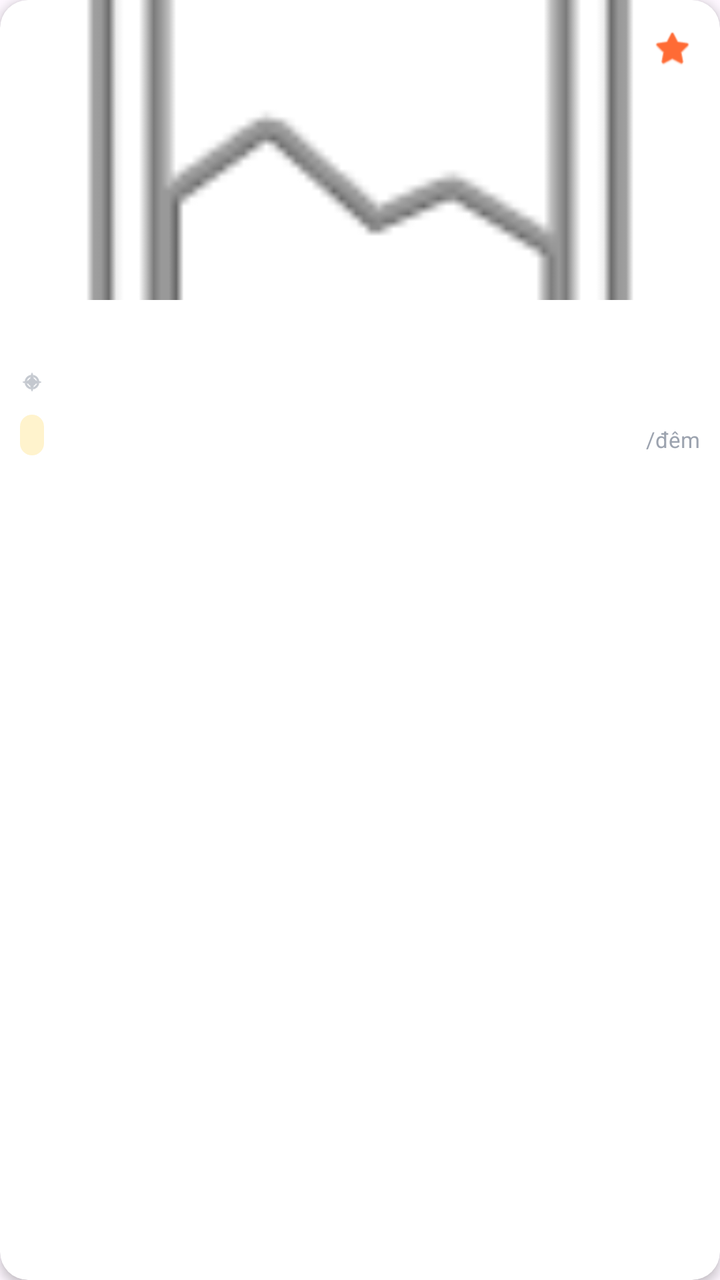
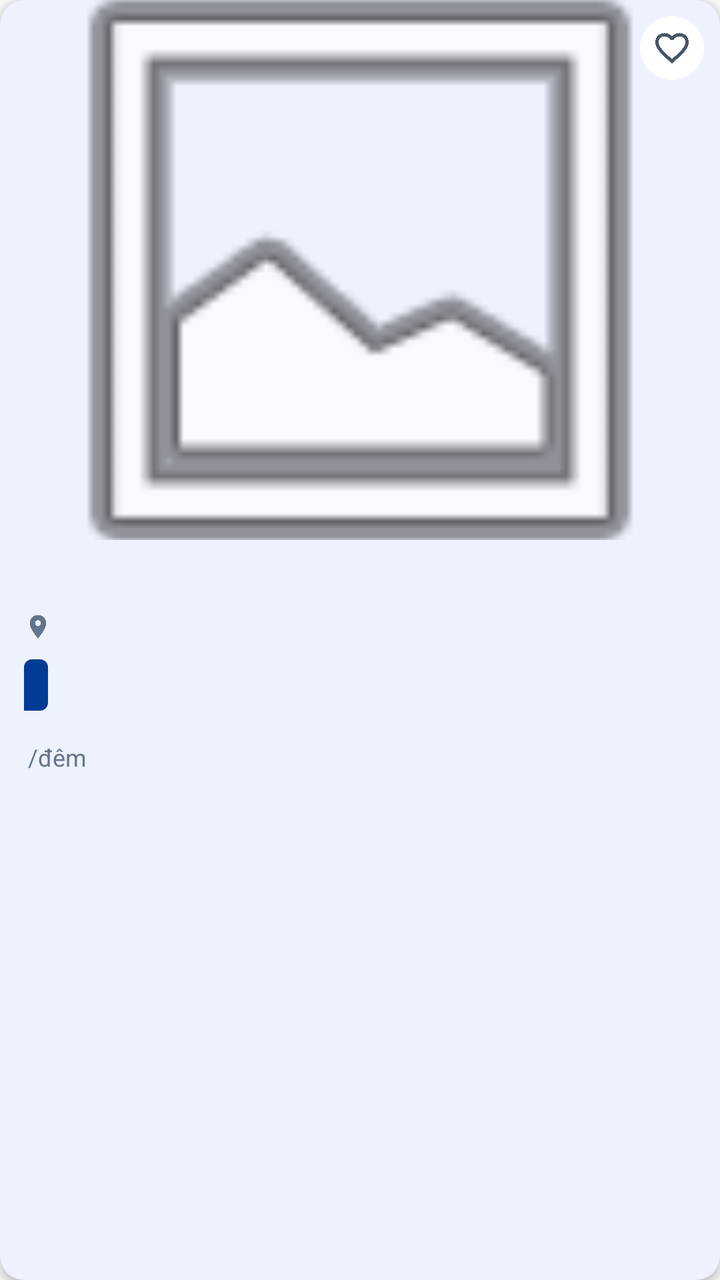

The first picture is an Android layout as it rendered before a commit; the second is the same layout after the commit. The layout source and the unified diff follow.
<!-- AndroidManifest.xml: application theme Theme.BookingApp -->
<!-- res/layout/item_homestay.xml -->
<?xml version="1.0" encoding="utf-8"?>
<androidx.cardview.widget.CardView xmlns:android="http://schemas.android.com/apk/res/android"
    xmlns:app="http://schemas.android.com/apk/res-auto"
    android:layout_width="match_parent"
    android:layout_height="wrap_content"
    android:layout_margin="6dp"
    app:cardCornerRadius="14dp"
    app:cardElevation="3dp"
    app:cardBackgroundColor="@color/white">

    <LinearLayout
        android:layout_width="match_parent"
        android:layout_height="wrap_content"
        android:orientation="vertical">

        
        <FrameLayout
            android:layout_width="match_parent"
            android:layout_height="150dp">

            <ImageView
                android:id="@+id/ivHomestay"
                android:layout_width="match_parent"
                android:layout_height="match_parent"
                android:scaleType="centerCrop"
                android:src="@android:drawable/ic_menu_gallery" />

            
            <ImageView
                android:id="@+id/ivFavorite"
                android:layout_width="32dp"
                android:layout_height="32dp"
                android:layout_gravity="top|end"
                android:layout_margin="8dp"
                android:background="@drawable/circle_white_bg"
                android:padding="6dp"
                android:src="@android:drawable/btn_star_big_off"
                android:tint="@color/accent" />
        </FrameLayout>

        
        <LinearLayout
            android:layout_width="match_parent"
            android:layout_height="wrap_content"
            android:orientation="vertical"
            android:padding="10dp">

            
            <TextView
                android:id="@+id/tvHomestayName"
                android:layout_width="match_parent"
                android:layout_height="wrap_content"
                android:ellipsize="end"
                android:maxLines="1"
                android:textColor="@color/text_primary"
                android:textSize="14sp"
                android:textStyle="bold" />

            
            <LinearLayout
                android:layout_width="match_parent"
                android:layout_height="wrap_content"
                android:layout_marginTop="4dp"
                android:gravity="center_vertical"
                android:orientation="horizontal">

                <ImageView
                    android:layout_width="12dp"
                    android:layout_height="12dp"
                    android:src="@android:drawable/ic_menu_compass"
                    android:tint="@color/text_hint" />

                <TextView
                    android:id="@+id/tvHomestayLocation"
                    android:layout_width="match_parent"
                    android:layout_height="wrap_content"
                    android:layout_marginStart="4dp"
                    android:ellipsize="end"
                    android:maxLines="1"
                    android:textColor="@color/text_secondary"
                    android:textSize="12sp" />
            </LinearLayout>

            
            <LinearLayout
                android:layout_width="match_parent"
                android:layout_height="wrap_content"
                android:layout_marginTop="8dp"
                android:gravity="center_vertical"
                android:orientation="horizontal">

                
                <TextView
                    android:id="@+id/tvRating"
                    android:layout_width="wrap_content"
                    android:layout_height="wrap_content"
                    android:background="@drawable/bg_rating"
                    android:paddingStart="6dp"
                    android:paddingTop="2dp"
                    android:paddingEnd="6dp"
                    android:paddingBottom="2dp"
                    android:textColor="@color/text_primary"
                    android:textSize="12sp"
                    android:textStyle="bold" />

                
                <LinearLayout
                    android:layout_width="0dp"
                    android:layout_height="wrap_content"
                    android:layout_weight="1"
                    android:gravity="end"
                    android:orientation="horizontal">

                    <TextView
                        android:id="@+id/tvPrice"
                        android:layout_width="wrap_content"
                        android:layout_height="wrap_content"
                        android:textColor="@color/primary"
                        android:textSize="14sp"
                        android:textStyle="bold" />

                    <TextView
                        android:layout_width="wrap_content"
                        android:layout_height="wrap_content"
                        android:layout_gravity="bottom"
                        android:text="/đêm"
                        android:textColor="@color/text_hint"
                        android:textSize="11sp" />
                </LinearLayout>
            </LinearLayout>
        </LinearLayout>
    </LinearLayout>

</androidx.cardview.widget.CardView>
<!-- resources referenced by this layout -->
<resources>
  <color name="accent">#FF6B35</color>
  <color name="primary">#1A6FE8</color>
  <color name="text_hint">#9CA3AF</color>
  <color name="text_primary">#1A1A2E</color>
  <color name="text_secondary">#6B7280</color>
  <color name="white">#FFFFFFFF</color>
  <!-- drawable bg_rating (drawable) -->
  <?xml version="1.0" encoding="utf-8"?>
  <shape xmlns:android="http://schemas.android.com/apk/res/android"
      android:shape="rectangle">
      <solid android:color="#FFF3CD" />
      <corners android:radius="6dp" />
  </shape>
  <style name="Base.Theme.BookingApp" parent="Theme.Material3.DayNight.NoActionBar">
          <item name="android:statusBarColor">@color/primary</item>
          <item name="android:windowLightStatusBar">false</item>
      </style>
  <!-- unchanged entries left out for length: 2 -->
</resources>

<!-- the commit's change to res/layout/item_homestay.xml (unified diff, before → after) -->
@@ -1,134 +1,129 @@
 <?xml version="1.0" encoding="utf-8"?>
-<androidx.cardview.widget.CardView xmlns:android="http://schemas.android.com/apk/res/android"
+<com.google.android.material.card.MaterialCardView xmlns:android="http://schemas.android.com/apk/res/android"
     xmlns:app="http://schemas.android.com/apk/res-auto"
     android:layout_width="match_parent"
     android:layout_height="wrap_content"
     android:layout_margin="6dp"
-    app:cardCornerRadius="14dp"
+    app:cardCornerRadius="12dp"
     app:cardElevation="3dp"
-    app:cardBackgroundColor="@color/white">
+    app:cardBackgroundColor="@android:color/white"
+    app:strokeWidth="0dp">
 
-    <LinearLayout
+    <androidx.constraintlayout.widget.ConstraintLayout
         android:layout_width="match_parent"
-        android:layout_height="wrap_content"
-        android:orientation="vertical">
+        android:layout_height="wrap_content">
 
         
-        <FrameLayout
-            android:layout_width="match_parent"
-            android:layout_height="150dp">
-
-            <ImageView
-                android:id="@+id/ivHomestay"
-                android:layout_width="match_parent"
-                android:layout_height="match_parent"
-                android:scaleType="centerCrop"
-                android:src="@android:drawable/ic_menu_gallery" />
-
-            
-            <ImageView
-                android:id="@+id/ivFavorite"
-                android:layout_width="32dp"
-                android:layout_height="32dp"
-                android:layout_gravity="top|end"
-                android:layout_margin="8dp"
-                android:background="@drawable/circle_white_bg"
-                android:padding="6dp"
-                android:src="@android:drawable/btn_star_big_off"
-                android:tint="@color/accent" />
-        </FrameLayout>
+        <ImageView
+            android:id="@+id/ivHomestay"
+            android:layout_width="0dp"
+            android:layout_height="0dp"
+            app:layout_constraintDimensionRatio="4:3"
+            android:scaleType="centerCrop"
+            android:src="@android:drawable/ic_menu_gallery"
+            app:layout_constraintTop_toTopOf="parent"
+            app:layout_constraintStart_toStartOf="parent"
+            app:layout_constraintEnd_toEndOf="parent" />
 
         
-        <LinearLayout
-            android:layout_width="match_parent"
+        <ImageView
+            android:id="@+id/ivFavorite"
+            android:layout_width="32dp"
+            android:layout_height="32dp"
+            android:layout_margin="8dp"
+            android:background="@drawable/circle_white_bg"
+            android:padding="6dp"
+            android:src="@drawable/ic_favorite_border"
+            app:layout_constraintTop_toTopOf="parent"
+            app:layout_constraintEnd_toEndOf="parent" />
+
+        
+        <androidx.constraintlayout.widget.ConstraintLayout
+            android:layout_width="0dp"
             android:layout_height="wrap_content"
-            android:orientation="vertical"
-            android:padding="10dp">
+            android:padding="12dp"
+            app:layout_constraintTop_toBottomOf="@id/ivHomestay"
+            app:layout_constraintStart_toStartOf="parent"
+            app:layout_constraintEnd_toEndOf="parent"
+            app:layout_constraintBottom_toBottomOf="parent">
 
             
             <TextView
                 android:id="@+id/tvHomestayName"
-                android:layout_width="match_parent"
+                android:layout_width="0dp"
                 android:layout_height="wrap_content"
                 android:ellipsize="end"
-                android:maxLines="1"
+                android:maxLines="2"
                 android:textColor="@color/text_primary"
-                android:textSize="14sp"
-                android:textStyle="bold" />
+                android:textSize="15sp"
+                android:textStyle="bold"
+                app:layout_constraintTop_toTopOf="parent"
+                app:layout_constraintStart_toStartOf="parent"
+                app:layout_constraintEnd_toEndOf="parent" />
 
             
-            <LinearLayout
-                android:layout_width="match_parent"
+            <ImageView
+                android:id="@+id/ivLocation"
+                android:layout_width="14dp"
+                android:layout_height="14dp"
+                android:layout_marginTop="4dp"
+                android:src="@drawable/ic_location_on"
+                app:tint="@color/text_secondary"
+                app:layout_constraintTop_toBottomOf="@id/tvHomestayName"
+                app:layout_constraintStart_toStartOf="parent" />
+
+            <TextView
+                android:id="@+id/tvHomestayLocation"
+                android:layout_width="0dp"
                 android:layout_height="wrap_content"
-                android:layout_marginTop="4dp"
-                android:gravity="center_vertical"
-                android:orientation="horizontal">
-
-                <ImageView
-                    android:layout_width="12dp"
-                    android:layout_height="12dp"
-                    android:src="@android:drawable/ic_menu_compass"
-                    android:tint="@color/text_hint" />
-
-                <TextView
-                    android:id="@+id/tvHomestayLocation"
-                    android:layout_width="match_parent"
-                    android:layout_height="wrap_content"
-                    android:layout_marginStart="4dp"
-                    android:ellipsize="end"
-                    android:maxLines="1"
-                    android:textColor="@color/text_secondary"
-                    android:textSize="12sp" />
-            </LinearLayout>
+                android:layout_marginStart="4dp"
+                android:ellipsize="end"
+                android:maxLines="1"
+                android:textColor="@color/text_secondary"
+                android:textSize="12sp"
+                app:layout_constraintTop_toTopOf="@id/ivLocation"
+                app:layout_constraintBottom_toBottomOf="@id/ivLocation"
+                app:layout_constraintStart_toEndOf="@id/ivLocation"
+                app:layout_constraintEnd_toEndOf="parent" />
 
             
-            <LinearLayout
-                android:layout_width="match_parent"
+            <TextView
+                android:id="@+id/tvRating"
+                android:layout_width="wrap_content"
                 android:layout_height="wrap_content"
                 android:layout_marginTop="8dp"
-                android:gravity="center_vertical"
-                android:orientation="horizontal">
+                android:background="@drawable/bg_rating_blue"
+                android:paddingHorizontal="6dp"
+                android:paddingVertical="4dp"
+                android:textColor="@android:color/white"
+                android:textSize="13sp"
+                android:textStyle="bold"
+                app:layout_constraintTop_toBottomOf="@id/tvHomestayLocation"
+                app:layout_constraintStart_toStartOf="parent" />
 
-                
-                <TextView
-                    android:id="@+id/tvRating"
-                    android:layout_width="wrap_content"
-                    android:layout_height="wrap_content"
-                    android:background="@drawable/bg_rating"
-                    android:paddingStart="6dp"
-                    android:paddingTop="2dp"
-                    android:paddingEnd="6dp"
-                    android:paddingBottom="2dp"
-                    android:textColor="@color/text_primary"
-                    android:textSize="12sp"
-                    android:textStyle="bold" />
+            
+            <TextView
+                android:id="@+id/tvPrice"
+                android:layout_width="wrap_content"
+                android:layout_height="wrap_content"
+                android:layout_marginTop="12dp"
+                android:textColor="@color/text_primary"
+                android:textSize="15sp"
+                android:textStyle="bold"
+                app:layout_constraintTop_toBottomOf="@id/tvRating"
+                app:layout_constraintStart_toStartOf="parent" />
 
-                
-                <LinearLayout
-                    android:layout_width="0dp"
-                    android:layout_height="wrap_content"
-                    android:layout_weight="1"
-                    android:gravity="end"
-                    android:orientation="horizontal">
+            <TextView
+                android:layout_width="wrap_content"
+                android:layout_height="wrap_content"
+                android:layout_marginStart="2dp"
+                android:text="/đêm"
+                android:textColor="@color/text_secondary"
+                android:textSize="12sp"
+                app:layout_constraintBaseline_toBaselineOf="@id/tvPrice"
+                app:layout_constraintStart_toEndOf="@id/tvPrice" />
 
-                    <TextView
-                        android:id="@+id/tvPrice"
-                        android:layout_width="wrap_content"
-                        android:layout_height="wrap_content"
-                        android:textColor="@color/primary"
-                        android:textSize="14sp"
-                        android:textStyle="bold" />
+        </androidx.constraintlayout.widget.ConstraintLayout>
+    </androidx.constraintlayout.widget.ConstraintLayout>
 
-                    <TextView
-                        android:layout_width="wrap_content"
-                        android:layout_height="wrap_content"
-                        android:layout_gravity="bottom"
-                        android:text="/đêm"
-                        android:textColor="@color/text_hint"
-                        android:textSize="11sp" />
-                </LinearLayout>
-            </LinearLayout>
-        </LinearLayout>
-    </LinearLayout>
-
-</androidx.cardview.widget.CardView>
+</com.google.android.material.card.MaterialCardView>
<!-- resource entries referenced after the edit -->
@@ -1,22 +1,84 @@
 <!-- resources referenced by this layout -->
 <resources>
-  <color name="accent">#FF6B35</color>
-  <color name="primary">#1A6FE8</color>
-  <color name="text_hint">#9CA3AF</color>
-  <color name="text_primary">#1A1A2E</color>
-  <color name="text_secondary">#6B7280</color>
-  <color name="white">#FFFFFFFF</color>
-  <!-- drawable bg_rating (drawable) -->
+  <color name="text_primary">#0F172A</color>
+  <color name="text_secondary">#64748B</color>
+  <!-- drawable bg_rating_blue (drawable) -->
   <?xml version="1.0" encoding="utf-8"?>
   <shape xmlns:android="http://schemas.android.com/apk/res/android"
       android:shape="rectangle">
-      <solid android:color="#FFF3CD" />
-      <corners android:radius="6dp" />
+      <solid android:color="#003B95" /> 
+      <corners
+          android:topLeftRadius="4dp"
+          android:topRightRadius="4dp"
+          android:bottomRightRadius="4dp"
+          android:bottomLeftRadius="0dp" />
   </shape>
+  <!-- drawable ic_favorite_border (drawable) -->
+  <vector xmlns:android="http://schemas.android.com/apk/res/android"
+      android:width="24dp"
+      android:height="24dp"
+      android:viewportWidth="24"
+      android:viewportHeight="24">
+    <path
+        android:fillColor="#475569"
+        android:pathData="M16.5,3c-1.74,0 -3.41,0.81 -4.5,2.09C10.91,3.81 9.24,3 7.5,3 4.42,3 2,5.42 2,8.5c0,3.78 3.4,6.86 8.55,11.54L12,21.35l1.45,-1.32C18.6,15.36 22,12.28 22,8.5 22,5.42 19.58,3 16.5,3ZM12.1,18.55l-0.1,0.1 -0.1,-0.1C7.14,14.24 4,11.39 4,8.5 4,6.5 5.5,5 7.5,5c1.54,0 3.04,0.99 3.57,2.36h1.87C13.46,5.99 14.96,5 16.5,5c2,0 3.5,1.5 3.5,3.5 0,2.89 -3.14,5.74 -7.9,10.05Z"/>
+  </vector>
+  <!-- drawable ic_location_on (drawable) -->
+  <vector xmlns:android="http://schemas.android.com/apk/res/android"
+      android:width="24dp"
+      android:height="24dp"
+      android:viewportWidth="24"
+      android:viewportHeight="24"
+      android:tint="?attr/colorControlNormal">
+    <path
+        android:fillColor="@android:color/white"
+        android:pathData="M12,2C8.13,2 5,5.13 5,9c0,5.25 7,13 7,13s7,-7.75 7,-13c0,-3.87 -3.13,-7 -7,-7zM12,11.5c-1.38,0 -2.5,-1.12 -2.5,-2.5s1.12,-2.5 2.5,-2.5 2.5,1.12 2.5,2.5 -1.12,2.5 -2.5,2.5z"/>
+  </vector>
   <style name="Base.Theme.BookingApp" parent="Theme.Material3.DayNight.NoActionBar">
-          <item name="android:statusBarColor">@color/primary</item>
-          <item name="android:windowLightStatusBar">false</item>
+          
+          <item name="colorPrimary">@color/md_theme_light_primary</item>
+          <item name="colorOnPrimary">@color/md_theme_light_onPrimary</item>
+          <item name="colorPrimaryContainer">@color/md_theme_light_primaryContainer</item>
+          <item name="colorOnPrimaryContainer">@color/md_theme_light_onPrimaryContainer</item>
+          
+          <item name="colorSecondary">@color/md_theme_light_secondary</item>
+          <item name="colorOnSecondary">@color/md_theme_light_onSecondary</item>
+          <item name="colorSecondaryContainer">@color/md_theme_light_secondaryContainer</item>
+          
+          <item name="colorError">@color/error</item>
+          
+          <item name="colorSurface">@color/md_theme_light_surface</item>
+          <item name="colorOnSurface">@color/md_theme_light_onSurface</item>
+          <item name="colorSurfaceVariant">@color/md_theme_light_surfaceVariant</item>
+          <item name="colorOnSurfaceVariant">@color/md_theme_light_onSurfaceVariant</item>
+          
+          <item name="android:colorBackground">@color/md_theme_light_background</item>
+          <item name="colorOnBackground">@color/md_theme_light_onBackground</item>
+  
+          
+          <item name="android:statusBarColor">@color/md_theme_light_surface</item>
+          <item name="android:windowLightStatusBar">true</item>
+          <item name="android:navigationBarColor">@color/md_theme_light_surface</item>
+          <item name="android:windowLightNavigationBar" tools:targetApi="O_MR1">true</item>
+          
+          
+          <item name="cornerFamily">rounded</item>
+          <item name="cornerSize">16dp</item>
       </style>
+  <color name="md_theme_light_primary">#2563EB</color>
+  <color name="md_theme_light_onPrimary">#FFFFFF</color>
+  <color name="md_theme_light_primaryContainer">#DBEAFE</color>
+  <color name="md_theme_light_onPrimaryContainer">#1E3A8A</color>
+  <color name="md_theme_light_secondary">#059669</color>
+  <color name="md_theme_light_onSecondary">#FFFFFF</color>
+  <color name="md_theme_light_secondaryContainer">#D1FAE5</color>
+  <color name="error">#EF4444</color>
+  <color name="md_theme_light_surface">#FFFFFF</color>
+  <color name="md_theme_light_onSurface">#0F172A</color>
+  <color name="md_theme_light_surfaceVariant">#F1F5F9</color>
+  <color name="md_theme_light_onSurfaceVariant">#475569</color>
+  <color name="md_theme_light_background">#F8FAFC</color>
+  <color name="md_theme_light_onBackground">#0F172A</color>
   <!-- unchanged entries left out for length: 2 -->
 </resources>
 
